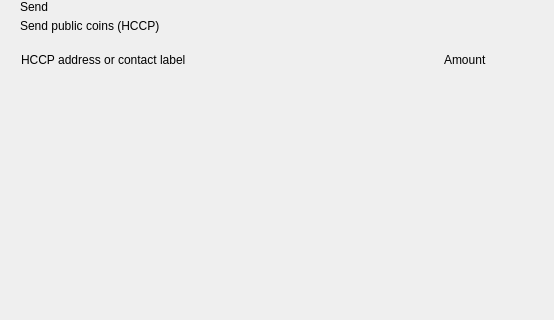
First picture: the form in src/qt/pivx/forms/send.ui, repository KingricharVD/NestEGG, before the edit; both pictures show x 0 to 554 and y 0 to 320 of the 893 by 700 pixel window.
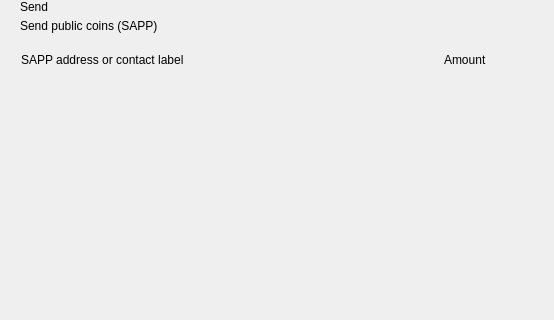
Second picture: the form after the edit. Custom widgets are drawn as their Qt base class.

The edit to the form file:
```diff
--- a/src/qt/pivx/forms/send.ui
+++ b/src/qt/pivx/forms/send.ui
@@ -81,7 +81,7 @@
             <item>
              <widget class="QLabel" name="labelSubtitle1">
               <property name="text">
-               <string>Send public coins (HCCP)</string>
+               <string>Send public coins (SAPP)</string>
               </property>
              </widget>
             </item>
@@ -141,7 +141,7 @@
              <string notr="true">margin-left:8px;</string>
             </property>
             <property name="text">
-             <string>HCCP address or contact label</string>
+             <string>SAPP address or contact label</string>
             </property>
            </widget>
           </item>
```
